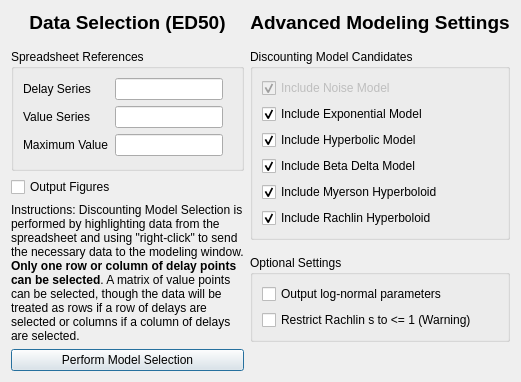
Before: the Qt Designer form discountingmodelselectioned50dialog.ui in miyamot0/ModelSelectorQt, drawn with Qt 5.
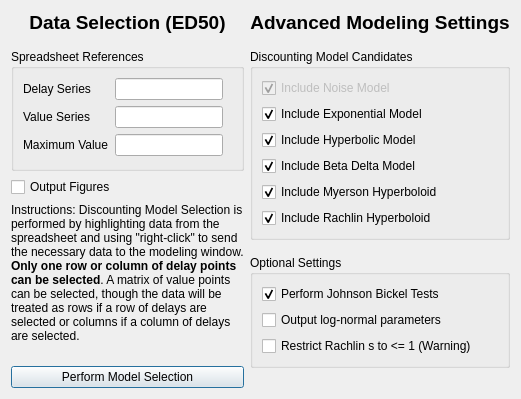
After: the same form once the commit is applied.

Patch:
```diff
--- a/discountingmodelselectioned50dialog.ui
+++ b/discountingmodelselectioned50dialog.ui
@@ -329,6 +329,16 @@
           <property name="sizeConstraint">
            <enum>QLayout::SetDefaultConstraint</enum>
           </property>
+          <item>
+           <widget class="QCheckBox" name="checkBoxJohnson">
+            <property name="text">
+             <string>Perform Johnson Bickel Tests</string>
+            </property>
+            <property name="checked">
+             <bool>true</bool>
+            </property>
+           </widget>
+          </item>
           <item>
            <widget class="QCheckBox" name="checkBoxLog">
             <property name="text">
```
